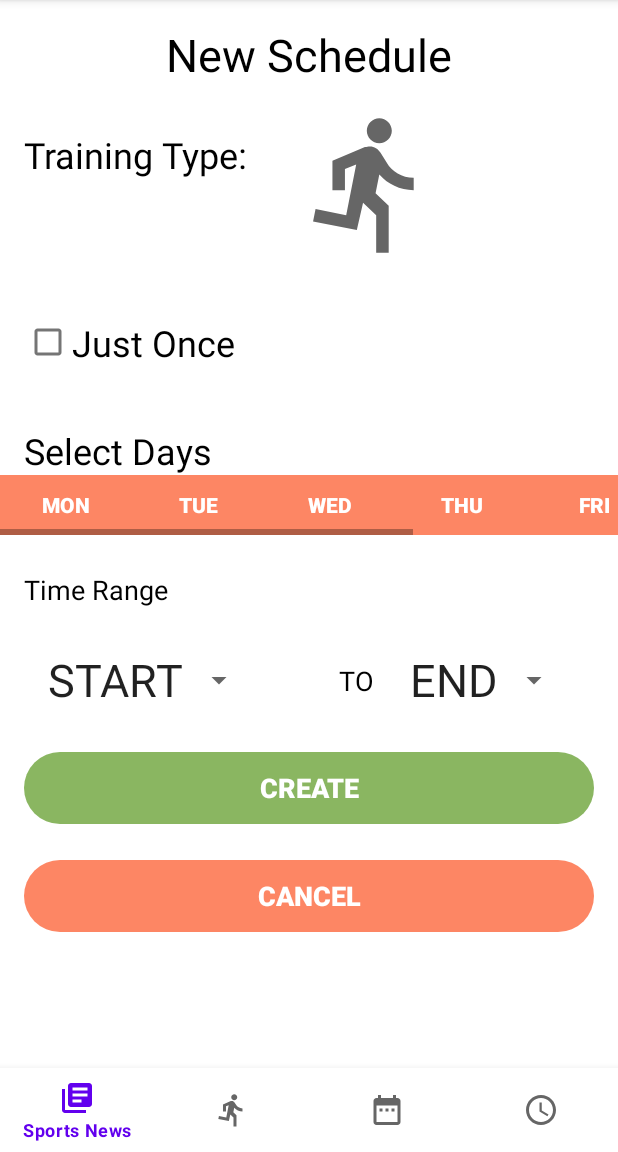
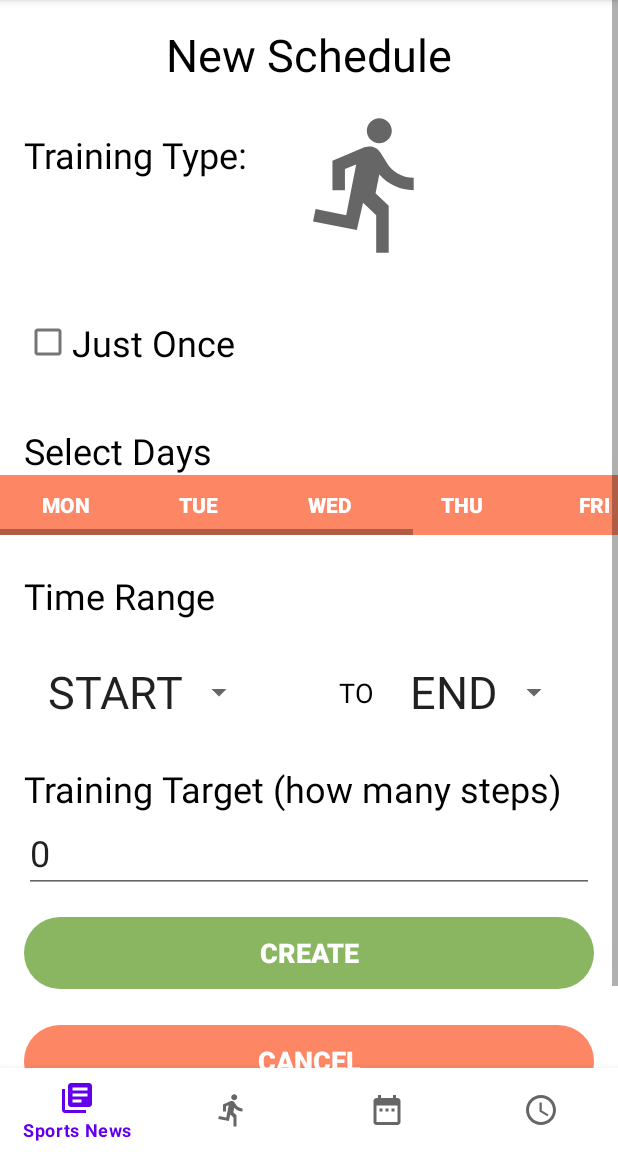
Before and after one commit to mastree/android-workout-tracker-app, an Android app: the TrainingScheduler screen opened through its navigation route, after a tap on an icon or button, on a phone screen of 412 x 824 dp, the part 84-1236 px from its top. Run offline under Robolectric (Android 15) with nearby library versions, the phone set to English and light mode, and no system bars; our stand-ins replace Picasso, Room's generated code, navigation-ui; network calls fail; pictures from the network do not load; 1 statement that could not run was skipped.

Commit message:
add field target in Schedule and some adjustments

```diff
--- a/app/src/main/java/com/saraga/workoutapp/data/MainDatabase.kt
+++ b/app/src/main/java/com/saraga/workoutapp/data/MainDatabase.kt
@@ -15,7 +15,7 @@ import java.util.*
 
 @Database(
     entities = [Track::class, Schedule::class],
-    version = 1,
+    version = 2,
     exportSchema = false
 )
 @TypeConverters(Converters::class)
@@ -42,7 +42,8 @@ abstract class MainDatabase : RoomDatabase() {
                     MainDatabase::class.java,
                     "main_database"
                 ).addCallback(MainDatabaseCallback(scope))
-                    .build()
+                        .fallbackToDestructiveMigration()
+                        .build()
                 INSTANCE = instance
                 // return instance
                 instance
--- a/app/src/main/java/com/saraga/workoutapp/data/Schedule.kt
+++ b/app/src/main/java/com/saraga/workoutapp/data/Schedule.kt
@@ -21,7 +21,8 @@ class Schedule(
     var saturday: Boolean = false,
     var sunday: Boolean = false,
     var beginClock: Date = Date(0),
-    var endClock: Date = Date(0)
+    var endClock: Date = Date(0),
+    var target: Double = 1.0 // in meters
 ){
     fun getActiveDay(): String{
         var ret: String = ""
--- a/app/src/main/java/com/saraga/workoutapp/scheduler/AddScheduleFragment.kt
+++ b/app/src/main/java/com/saraga/workoutapp/scheduler/AddScheduleFragment.kt
@@ -12,6 +12,8 @@ import android.view.View.GONE
 import android.view.View.VISIBLE
 import android.view.ViewGroup
 import android.widget.CheckBox
+import android.widget.EditText
+import android.widget.TextView
 import android.widget.ToggleButton
 import androidx.appcompat.widget.AppCompatButton
 import androidx.constraintlayout.widget.ConstraintLayout
@@ -21,6 +23,7 @@ import androidx.navigation.fragment.findNavController
 import com.saraga.workoutapp.MainApplication
 import com.saraga.workoutapp.R
 import com.saraga.workoutapp.data.Schedule
+import com.saraga.workoutapp.utils.Constants
 import java.util.*
 
 
@@ -31,9 +34,9 @@ class AddScheduleFragment : Fragment() {
     private lateinit var btnBeginClock: AppCompatButton
     private lateinit var btnEndClock: AppCompatButton
 
-    private var day = 1
-    private var month = 1
-    private var year = 1
+    private var day = Calendar.getInstance().get(Calendar.DAY_OF_MONTH)
+    private var month = Calendar.getInstance().get(Calendar.MONTH) + 1
+    private var year = Calendar.getInstance().get(Calendar.YEAR)
 
     private var hour1 = 0
     private var minute1 = 0
@@ -74,8 +77,18 @@ class AddScheduleFragment : Fragment() {
         val btnBeginClock = view.findViewById<AppCompatButton>(R.id.btnBeginClock)
         val btnEndClock = view.findViewById<AppCompatButton>(R.id.btnEndClock)
 
+        val tvTarget = view.findViewById<TextView>(R.id.tvTarget)
+        val etTarget = view.findViewById<EditText>(R.id.etTarget)
         val btnCreate = view.findViewById<AppCompatButton>(R.id.btnCreate)
         val btnCancel = view.findViewById<AppCompatButton>(R.id.btnCancel)
+
+        toggleIsRun.setOnClickListener {
+            if (toggleIsRun.isChecked){
+                tvTarget.text = "TargetTraining Target (how many steps)"
+            } else{
+                tvTarget.text = "Training Target (in kilometers)"
+            }
+        }
 
         cboxJustOnce.setOnClickListener {
             if (cboxJustOnce.isChecked){
@@ -103,6 +116,13 @@ class AddScheduleFragment : Fragment() {
             endClock.set(0, 0, 0, hour2, minute2)
             endClock.clear(Calendar.SECOND)
 
+            var target = etTarget.text.toString().toDouble()
+            if (toggleIsRun.isChecked){
+                target *= Constants.STEP_TO_METER
+            } else{
+                target *= 1000
+            }
+
             val schedule = Schedule(
                 0,
                 toggleIsRun.isChecked,
@@ -116,7 +136,8 @@ class AddScheduleFragment : Fragment() {
                 tSat.isChecked,
                 tSun.isChecked,
                 beginClock.time,
-                endClock.time
+                endClock.time,
+                target
             )
             viewModel.insert(schedule)
             findNavController().popBackStack()
--- a/app/src/main/java/com/saraga/workoutapp/scheduler/ScheduleAdapter.kt
+++ b/app/src/main/java/com/saraga/workoutapp/scheduler/ScheduleAdapter.kt
@@ -15,6 +15,7 @@ import androidx.recyclerview.widget.RecyclerView
 import com.saraga.workoutapp.R
 import com.saraga.workoutapp.data.Schedule
 import com.saraga.workoutapp.sportsnews.NewsAdapter
+import com.saraga.workoutapp.utils.Constants
 import com.saraga.workoutapp.utils.DateUtility
 import com.squareup.picasso.Picasso
 import java.lang.IllegalArgumentException
@@ -42,8 +43,14 @@ class ScheduleAdapter(
             val tvEnd = findViewById<TextView>(R.id.tvEndClockSchedule)
             val tvDay = findViewById<TextView>(R.id.tvDaySchedule)
             val btnDelete = findViewById<AppCompatButton>(R.id.btnDeleteSchedule)
+            val tvTarget = findViewById<TextView>(R.id.tvTargetSchedule)
 
-            if (!curSchedule.isRun) ivImage.setImageResource(R.drawable.ic_biking)
+            if (!curSchedule.isRun){
+                ivImage.setImageResource(R.drawable.ic_biking)
+                tvTarget.text = (curSchedule.target / 1000).toString() + " KM"
+            } else{
+                tvTarget.text = (curSchedule.target / Constants.STEP_TO_METER).toString() + " Steps"
+            }
             tvStart.text = DateUtility.getClockString(curSchedule.beginClock) //curSchedule.beginClock.hours.toString() + ":" + curSchedule.beginClock.minutes.toString() + ":" + curSchedule.beginClock.seconds.toString()
             tvEnd.text = DateUtility.getClockString(curSchedule.endClock) //curSchedule.endClock.hours.toString() + ":" + curSchedule.endClock.minutes.toString() + ":" + curSchedule.endClock.seconds.toString()
             tvDay.text = curSchedule.getActiveDay()
--- a/app/src/main/java/com/saraga/workoutapp/utils/Constants.kt
+++ b/app/src/main/java/com/saraga/workoutapp/utils/Constants.kt
@@ -6,6 +6,7 @@ import android.graphics.Color
 class Constants {
     companion object{
         const val BASE_URL = "https://newsapi.org"
+        const val STEP_TO_METER =  0.762
         val weekdays = listOf("Mon", "Tue", "Wed", "Thu", "Fri", "Sat", "Sun")
         val calendarWeekdays = listOf(Calendar.MONDAY, Calendar.TUESDAY, Calendar.WEDNESDAY, Calendar.THURSDAY, Calendar.FRIDAY, Calendar.SATURDAY, Calendar.SUNDAY)
         val dayToCalendarDay = mapOf<String, Int>(
--- a/app/src/main/res/layout/fragment_add_schedule.xml
+++ b/app/src/main/res/layout/fragment_add_schedule.xml
@@ -232,6 +232,29 @@
 
             </LinearLayout>
 
+            <TextView
+                android:id="@+id/tvTarget"
+                android:layout_width="wrap_content"
+                android:layout_height="wrap_content"
+                android:layout_marginStart="16dp"
+                android:text="Training Target (how many steps)"
+                android:textColor="@color/black"
+                android:textSize="24sp"
+                app:layout_constraintBottom_toTopOf="@id/etTarget"
+                app:layout_constraintStart_toStartOf="parent" />
+
+            <EditText
+                android:id="@+id/etTarget"
+                android:layout_width="match_parent"
+                android:layout_height="wrap_content"
+                android:layout_marginHorizontal="16dp"
+                android:layout_marginBottom="16dp"
+                android:text="0"
+                android:inputType="number"
+                android:textSize="24sp"
+                app:layout_constraintBottom_toTopOf="@id/btnCreate"
+                app:layout_constraintLeft_toLeftOf="parent"
+                app:layout_constraintRight_toRightOf="parent" />
 
             <androidx.appcompat.widget.AppCompatButton
                 android:id="@+id/btnCreate"
@@ -280,7 +303,7 @@
                 android:layout_marginBottom="24dp"
                 android:text="Time Range"
                 android:textColor="@color/black"
-                android:textSize="18sp"
+                android:textSize="24sp"
                 app:layout_constraintBottom_toTopOf="@+id/btnBeginClock"
                 app:layout_constraintStart_toStartOf="parent"
                 app:layout_constraintTop_toBottomOf="@+id/layoutContainer" />
@@ -294,7 +317,7 @@
                 android:layout_marginBottom="24dp"
                 android:text="START"
                 android:textSize="30sp"
-                app:layout_constraintBottom_toTopOf="@+id/btnCreate"
+                app:layout_constraintBottom_toTopOf="@+id/tvTarget"
                 app:layout_constraintStart_toStartOf="parent" />
 
             <TextView
@@ -319,7 +342,7 @@
                 android:layout_marginBottom="24dp"
                 android:text="END"
                 android:textSize="30sp"
-                app:layout_constraintBottom_toTopOf="@+id/btnCreate"
+                app:layout_constraintBottom_toTopOf="@+id/tvTarget"
                 app:layout_constraintEnd_toEndOf="parent" />
 
         </androidx.constraintlayout.widget.ConstraintLayout>
```
Also changed, not shown: app/src/main/res/layout/grid_schedule.xml (+24 -0 lines).
